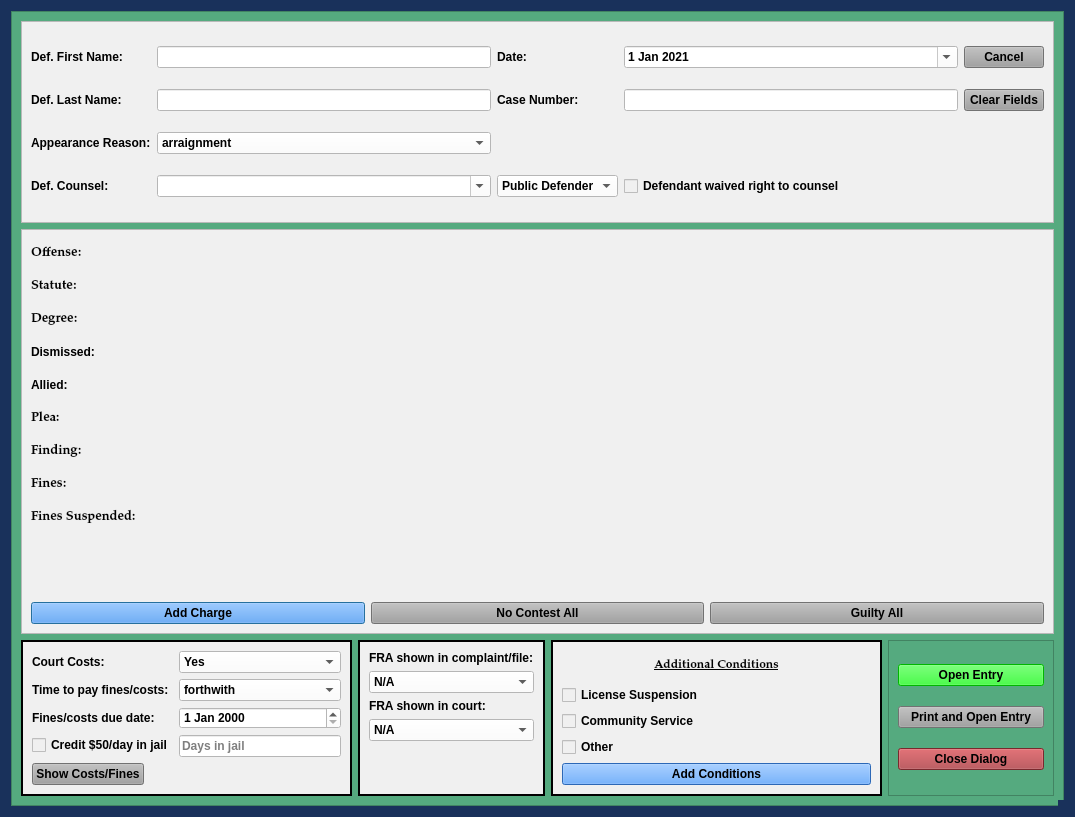
The window that package/views/ui/NoJailPleaDialog.ui (HunterProgram22/MuniEntry) describes before a commit, drawn with Qt 5.
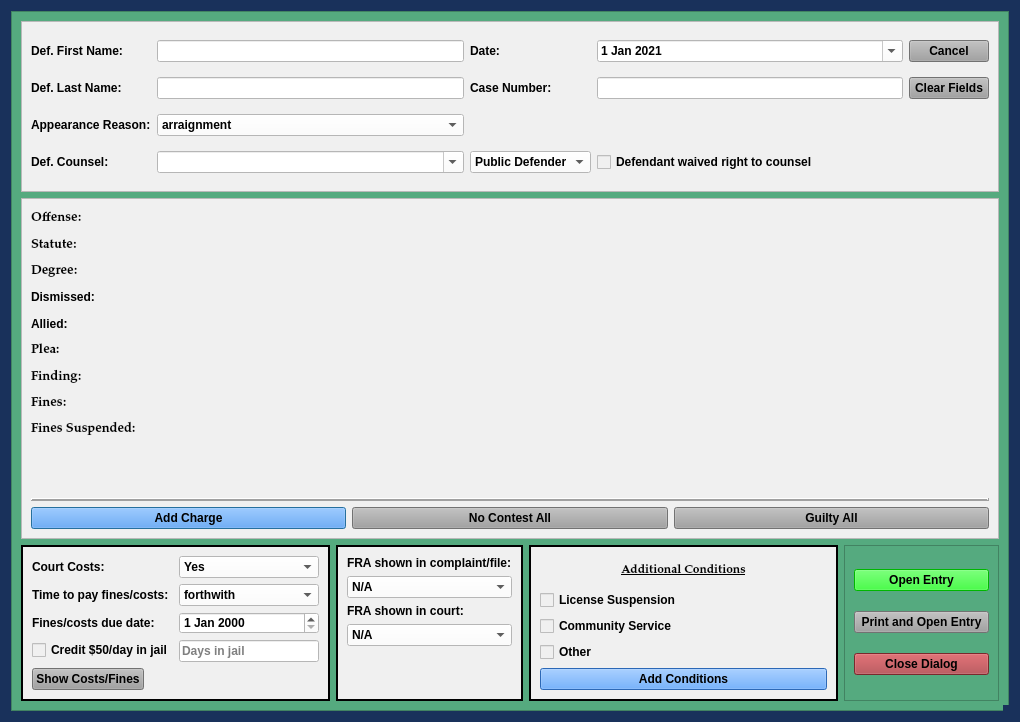
The same window after the commit.

```diff
--- a/package/views/ui/NoJailPleaDialog.ui
+++ b/package/views/ui/NoJailPleaDialog.ui
@@ -9,8 +9,8 @@
    <rect>
     <x>0</x>
     <y>0</y>
-    <width>1075</width>
-    <height>817</height>
+    <width>1020</width>
+    <height>722</height>
    </rect>
   </property>
   <property name="sizePolicy">
@@ -162,11 +162,11 @@
        <rect>
         <x>0</x>
         <y>0</y>
-        <width>1053</width>
-        <height>795</height>
+        <width>977</width>
+        <height>715</height>
        </rect>
       </property>
-      <layout class="QGridLayout" name="gridLayout_2" rowstretch="1,2,0,0" columnstretch="2,1,2,1">
+      <layout class="QGridLayout" name="gridLayout_2" rowstretch="1,2,0" columnstretch="2,1,2,1">
        <item row="1" column="0" colspan="4">
         <widget class="QFrame" name="frame">
          <property name="sizePolicy">
@@ -382,6 +382,19 @@
               </property>
              </widget>
             </item>
+            <item row="1" column="0" colspan="3">
+             <widget class="Line" name="line">
+              <property name="frameShadow">
+               <enum>QFrame::Raised</enum>
+              </property>
+              <property name="lineWidth">
+               <number>2</number>
+              </property>
+              <property name="orientation">
+               <enum>Qt::Horizontal</enum>
+              </property>
+             </widget>
+            </item>
            </layout>
           </item>
          </layout>
```
Left out of the diff: 70 changed lines with no effect on the pictures.
